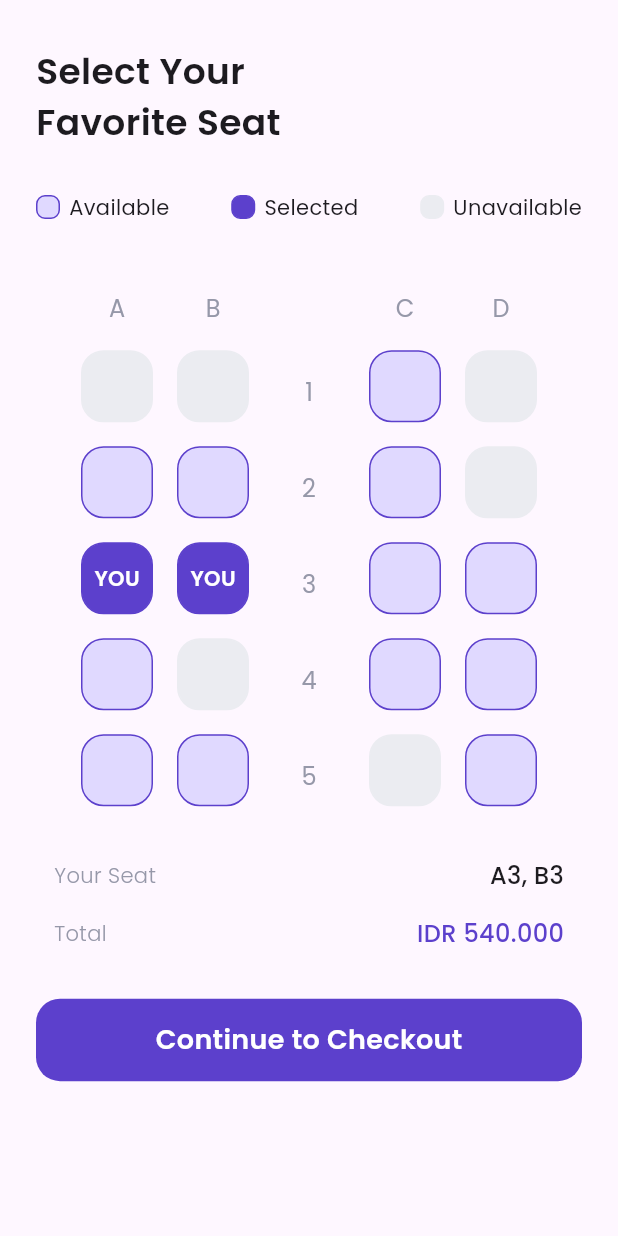
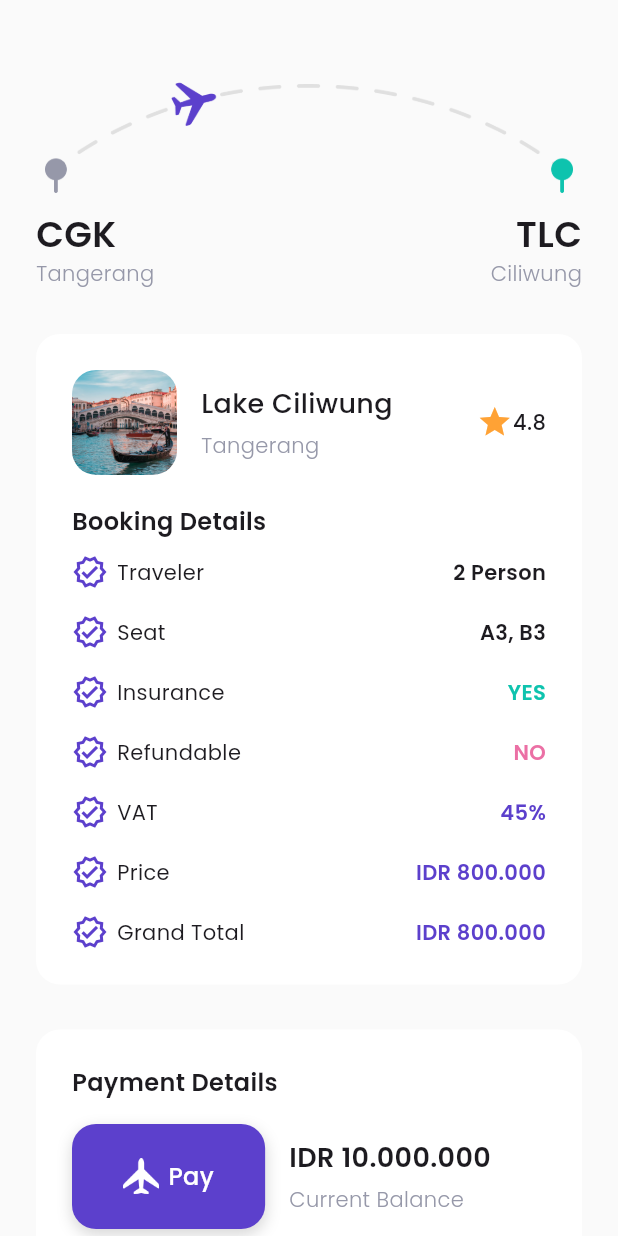
Before and after one commit to notsatria/airplane-app, a Flutter app: the ChooseSeatView screen opened by its route, after a tap on "Continue to Checkout", on a phone screen of 412 x 824 dp. Run offline on Flutter 3.47's test engine with Material 2 defaults, Android fonts, the phone set to English and light mode, and no system bars.

Commit message:
Added checkout view

```diff
--- a/lib/app/modules/bonus_saldo/bonus_saldo.view.dart
+++ b/lib/app/modules/bonus_saldo/bonus_saldo.view.dart
@@ -15,6 +15,7 @@ class BonusSaldoView extends StatelessWidget {
     final maxWidth = MediaQuery.of(context).size.width;
     final maxHeight = MediaQuery.of(context).size.height;
     return Scaffold(
+      backgroundColor: backgroundColor,
       body: SafeArea(
         child: Padding(
           padding: const EdgeInsets.symmetric(horizontal: marginLarge),
--- /dev/null
+++ b/lib/app/modules/checkout/checkout_view.dart
@@ -0,0 +1,322 @@
+import 'package:airplane_app/app/themes/fonts.dart';
+import 'package:airplane_app/app/widgets/custom_button.dart';
+import 'package:flutter/material.dart';
+
+import '../../themes/colors.dart';
+import '../../themes/sizing.dart';
+
+class CheckoutView extends StatelessWidget {
+  static const route = '/checkout-view';
+  const CheckoutView({super.key});
+
+  @override
+  Widget build(BuildContext context) {
+    final maxWidth = MediaQuery.of(context).size.width;
+    final maxHeight = MediaQuery.of(context).size.height;
+    return Scaffold(
+      backgroundColor: backgroundColor,
+      body: SafeArea(
+        child: SingleChildScrollView(
+          child: Container(
+            padding: const EdgeInsets.only(
+              right: marginLarge,
+              left: marginLarge,
+              top: 50,
+              bottom: 30,
+            ),
+            child: Column(
+              children: [
+                _buildAppHeader(maxWidth),
+                const SizedBox(height: 30),
+                _buildCheckoutCard(maxWidth, maxHeight),
+                const SizedBox(height: 30),
+                _buildBalanceCard(maxWidth, maxHeight),
+                const SizedBox(height: 30),
+                _buildPayButton(maxWidth),
+                const SizedBox(height: 30),
+                _buildTnCText(),
+              ],
+            ),
+          ),
+        ),
+      ),
+    );
+  }
+
+  Widget _buildTnCText() {
+    return Align(
+      alignment: Alignment.center,
+      child: Text(
+        'Terms and Conditions',
+        style: poppinsLight.copyWith(
+          fontSize: 16,
+          decoration: TextDecoration.underline,
+          color: greyColor,
+        ),
+      ),
+    );
+  }
+
+  CustomRoundedButton _buildPayButton(double maxWidth) {
+    return CustomRoundedButton(
+      text: 'Pay Now',
+      onTap: () {
+        debugPrint('Pay Noew');
+      },
+      width: maxWidth,
+      height: 55,
+      color: primaryColor,
+      isShadow: false,
+      textColor: whiteColor,
+    );
+  }
+
+  Container _buildBalanceCard(double maxWidth, double maxHeight) {
+    return Container(
+      width: maxWidth,
+      height: maxHeight / 5.2,
+      padding: const EdgeInsets.all(marginLarge),
+      decoration: BoxDecoration(
+        borderRadius: BorderRadius.circular(roundedLarge),
+        color: whiteColor,
+      ),
+      child: Column(
+        crossAxisAlignment: CrossAxisAlignment.start,
+        children: [
+          Text(
+            'Payment Details',
+            style: poppinsSemiBold.copyWith(fontSize: 16),
+          ),
+          const SizedBox(
+            height: 16,
+          ),
+          Row(
+            children: [
+              Container(
+                width: maxWidth / 3.2,
+                height: 70,
+                decoration: BoxDecoration(
+                    borderRadius: BorderRadius.circular(roundedLarge),
+                    color: primaryColor,
+                    boxShadow: const [
+                      BoxShadow(
+                        blurRadius: 8,
+                        color: Color.fromARGB(40, 0, 0, 0),
+                        offset: Offset(0, 4),
+                      )
+                    ]),
+                child: Row(
+                  mainAxisAlignment: MainAxisAlignment.center,
+                  children: [
+                    Image.asset(
+                      'assets/icons/airplane.png',
+                      width: 24,
+                      height: 24,
+                    ),
+                    const SizedBox(
+                      width: 6,
+                    ),
+                    Text(
+                      'Pay',
+                      style: poppinsMedium.copyWith(
+                          fontSize: 16, color: whiteColor),
+                    ),
+                  ],
+                ),
+              ),
+              const SizedBox(
+                width: 16,
+              ),
+              Column(
+                crossAxisAlignment: CrossAxisAlignment.start,
+                children: [
+                  Text(
+                    'IDR 10.000.000',
+                    style: poppinsSemiBold.copyWith(fontSize: 18),
+                  ),
+                  const SizedBox(
+                    height: 5,
+                  ),
+                  Text(
+                    'Current Balance',
+                    style:
+                        poppinsLight.copyWith(fontSize: 14, color: greyColor),
+                  ),
+                ],
+              ),
+            ],
+          ),
+        ],
+      ),
+    );
+  }
+
+  Column _buildAppHeader(double maxWidth) {
+    return Column(
+      children: [
+        SizedBox(
+          width: maxWidth - 60,
+          child: Center(
+            child: Image.asset('assets/icons/fly-plane.png'),
+          ),
+        ),
+        const SizedBox(height: 10),
+        Row(
+          mainAxisAlignment: MainAxisAlignment.spaceBetween,
+          children: [
+            Text(
+              'CGK',
+              style: poppinsSemiBold.copyWith(fontSize: 24),
+            ),
+            Text(
+              'TLC',
+              style: poppinsSemiBold.copyWith(fontSize: 24),
+            ),
+          ],
+        ),
+        Row(
+          mainAxisAlignment: MainAxisAlignment.spaceBetween,
+          children: [
+            Text(
+              'Tangerang',
+              style: poppinsLight.copyWith(fontSize: 14, color: greyColor),
+            ),
+            Text(
+              'Ciliwung',
+              style: poppinsLight.copyWith(fontSize: 14, color: greyColor),
+            ),
+          ],
+        ),
+      ],
+    );
+  }
+
+  Container _buildCheckoutCard(double maxWidth, double maxHeight) {
+    return Container(
+      width: maxWidth,
+      height: maxHeight / 1.9,
+      padding: const EdgeInsets.all(marginLarge),
+      decoration: BoxDecoration(
+          color: whiteColor, borderRadius: BorderRadius.circular(roundedLarge)),
+      child: Column(
+        crossAxisAlignment: CrossAxisAlignment.start,
+        children: [
+          Row(
+            children: [
+              Container(
+                width: 70,
+                height: 70,
+                decoration: BoxDecoration(
+                  borderRadius: BorderRadius.circular(roundedLarge),
+                  image: const DecorationImage(
+                    image: AssetImage('assets/images/ciliwung.png'),
+                    fit: BoxFit.cover,
+                    alignment: Alignment.bottomCenter,
+                  ),
+                ),
+              ),
+              const SizedBox(width: 16),
+              Column(
+                crossAxisAlignment: CrossAxisAlignment.start,
+                children: [
+                  Text(
+                    'Lake Ciliwung',
+                    style: poppinsMedium.copyWith(fontSize: 18),
+                  ),
+                  const SizedBox(
+                    height: 5,
+                  ),
+                  Text(
+                    'Tangerang',
+                    style:
+                        poppinsLight.copyWith(fontSize: 14, color: greyColor),
+                  ),
+                ],
+              ),
+              const Spacer(),
+              Row(
+                children: [
+                  const Icon(
+                    Icons.star,
+                    color: Color(0xffFFA235),
+                  ),
+                  Text(
+                    '4.8',
+                    style: poppinsMedium.copyWith(fontSize: 14),
+                  ),
+                ],
+              )
+            ],
+          ),
+          const SizedBox(
+            height: 20,
+          ),
+          Text(
+            'Booking Details',
+            style: poppinsSemiBold.copyWith(fontSize: 16),
+          ),
+          const SizedBox(
+            height: 10,
+          ),
+          _buildBookingDetailItem(title: 'Traveler', value: '2 Person'),
+          const SizedBox(
+            height: 16,
+          ),
+          _buildBookingDetailItem(title: 'Seat', value: 'A3, B3'),
+          const SizedBox(
+            height: 16,
+          ),
+          _buildBookingDetailItem(
+              title: 'Insurance', value: 'YES', color: successColor),
+          const SizedBox(
+            height: 16,
+          ),
+          _buildBookingDetailItem(
+              title: 'Refundable', value: 'NO', color: errorColor),
+          const SizedBox(
+            height: 16,
+          ),
+          _buildBookingDetailItem(
+              title: 'VAT', value: '45%', color: primaryColor),
+          const SizedBox(
+            height: 16,
+          ),
+          _buildBookingDetailItem(
+              title: 'Price', value: 'IDR 800.000', color: primaryColor),
+          const SizedBox(
+            height: 16,
+          ),
+          _buildBookingDetailItem(
+            title: 'Grand Total',
+            value: 'IDR 800.000',
+            color: primaryColor,
+          ),
+        ],
+      ),
+    );
+  }
+
+  Row _buildBookingDetailItem({String? title, String? value, Color? color}) {
+    return Row(
+      mainAxisAlignment: MainAxisAlignment.spaceBetween,
+      children: [
+        Row(
+          children: [
+            const Icon(
+              Icons.verified_outlined,
+              color: primaryColor,
+            ),
+            const SizedBox(
+              width: 6,
+            ),
+            Text(title!),
+          ],
+        ),
+        Text(
+          value!,
+          style: poppinsSemiBold.copyWith(color: color),
+        ),
+      ],
+    );
+  }
+}
--- a/lib/app/modules/choose_seat/choose_seat_view.dart
+++ b/lib/app/modules/choose_seat/choose_seat_view.dart
@@ -1,10 +1,11 @@
-import 'package:airplane_app/app/themes/colors.dart';
-import 'package:airplane_app/app/widgets/custom_button.dart';
 import 'package:flutter/material.dart';
 
+import '../../themes/colors.dart';
 import '../../themes/fonts.dart';
 import '../../themes/sizing.dart';
+import '../../widgets/custom_button.dart';
 import '../../widgets/custom_seat_container_item.dart';
+import '../checkout/checkout_view.dart';
 
 class ChooseSeatView extends StatefulWidget {
   static const route = '/choose-seat-view';
@@ -42,6 +43,7 @@ class _ChooseSeatViewState extends State<ChooseSeatView> {
                 text: 'Continue to Checkout',
                 onTap: () {
                   debugPrint('Checkout');
+                  Navigator.pushNamed(context, CheckoutView.route);
                 },
                 width: maxWidth,
                 height: 55,
--- a/lib/app/modules/sign_up/sign_up_view.dart
+++ b/lib/app/modules/sign_up/sign_up_view.dart
@@ -18,6 +18,7 @@ class SignUpView extends StatelessWidget {
 
     return Scaffold(
       resizeToAvoidBottomInset: false,
+      backgroundColor: backgroundColor,
       body: SafeArea(
         child: Padding(
           padding: const EdgeInsets.all(marginLarge),
--- a/lib/app/widgets/custom_place_item_tile.dart
+++ b/lib/app/widgets/custom_place_item_tile.dart
@@ -14,6 +14,7 @@ class CustomPlaceItemTile extends StatelessWidget {
   Widget build(BuildContext context) {
     return Container(
       margin: const EdgeInsets.only(bottom: 16),
+      padding: const EdgeInsets.symmetric(vertical: marginSmall),
       decoration: BoxDecoration(
         color: whiteColor,
         borderRadius: BorderRadius.circular(roundedSmall),
--- a/lib/main.dart
+++ b/lib/main.dart
@@ -2,6 +2,7 @@ import 'package:flutter/material.dart';
 import 'package:flutter/services.dart';
 
 import 'app/modules/bonus_saldo/bonus_saldo.view.dart';
+import 'app/modules/checkout/checkout_view.dart';
 import 'app/modules/choose_seat/choose_seat_view.dart';
 import 'app/modules/detail/detail_view.dart';
 import 'app/modules/get_started/get_started_view.dart';
@@ -33,6 +34,7 @@ class MainApp extends StatelessWidget {
         HomeView.route: (context) => const HomeView(),
         DetailView.route: (context) => const DetailView(),
         ChooseSeatView.route: (context) => const ChooseSeatView(),
+        CheckoutView.route: (context) => const CheckoutView(),
       },
       theme: ThemeData(
         useMaterial3: true,
@@ -60,8 +62,7 @@ class MainApp extends StatelessWidget {
               width: 2,
             ),
           ),
-        ),
-      ),
+        ),),
     );
   }
 }
```
Also changed, not shown: assets/icons/fly-plane.png (added), assets/icons/scheduling.png (added).
